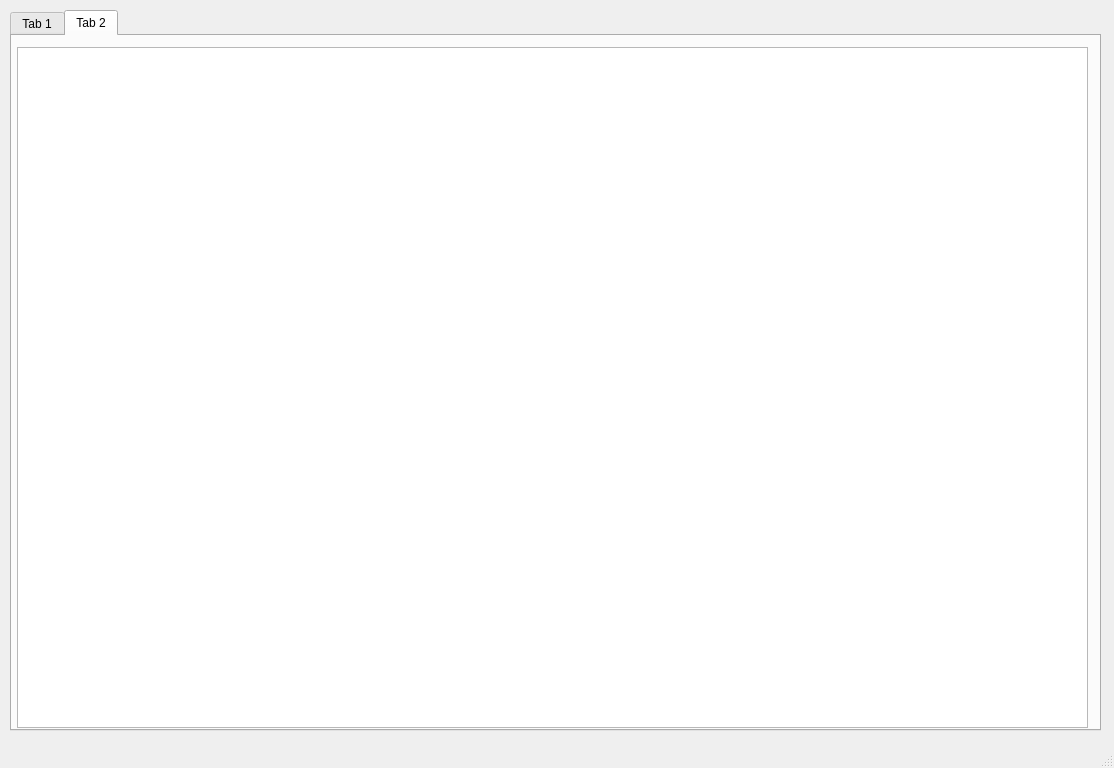
makalo/pyqt5-excel, file UI_lan.ui: the form before one commit.
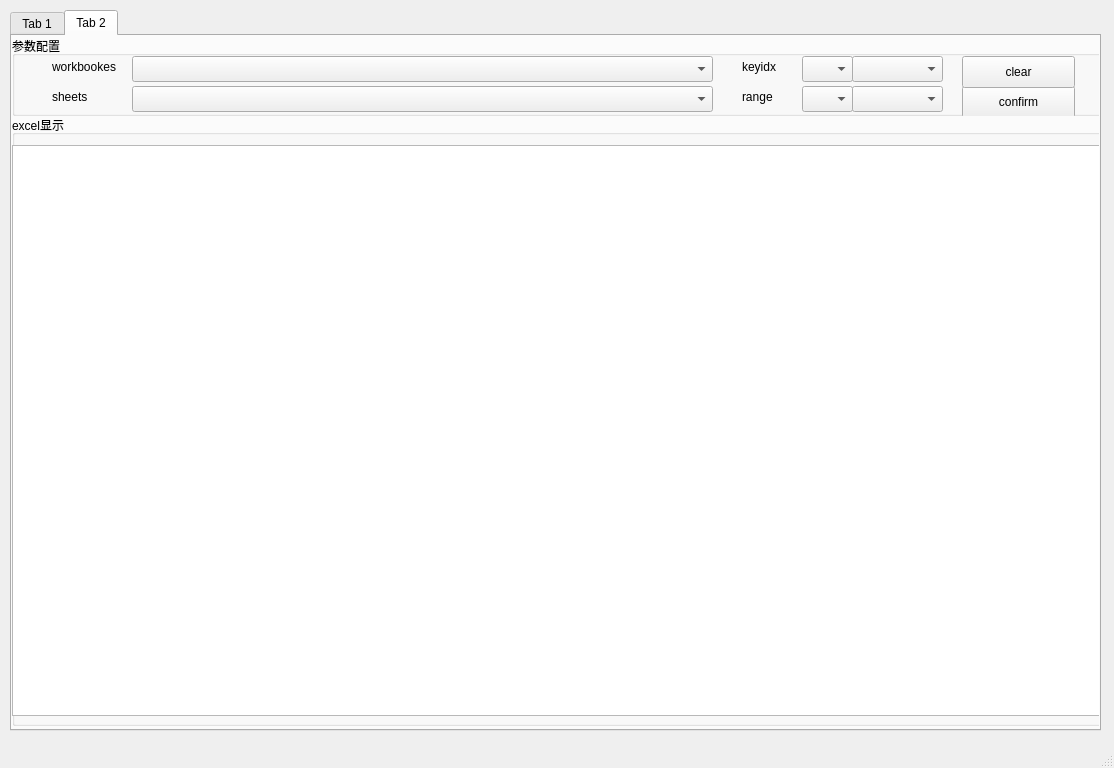
The form after the commit. The open tabs and pages were chosen to show the change.

Patch:
```diff
--- a/UI_lan.ui
+++ b/UI_lan.ui
@@ -272,15 +272,179 @@
      <attribute name="title">
       <string>Tab 2</string>
      </attribute>
-     <widget class="QTableWidget" name="tableWidget">
+     <widget class="QGroupBox" name="groupBox_2">
       <property name="geometry">
        <rect>
-        <x>5</x>
-        <y>11</y>
-        <width>1071</width>
-        <height>681</height>
+        <x>0</x>
+        <y>0</y>
+        <width>1091</width>
+        <height>80</height>
        </rect>
       </property>
+      <property name="title">
+       <string>参数配置</string>
+      </property>
+      <widget class="QPushButton" name="pushButton_confirm_idx">
+       <property name="geometry">
+        <rect>
+         <x>950</x>
+         <y>50</y>
+         <width>113</width>
+         <height>32</height>
+        </rect>
+       </property>
+       <property name="text">
+        <string>confirm</string>
+       </property>
+      </widget>
+      <widget class="QPushButton" name="pushButton_clear_idx">
+       <property name="geometry">
+        <rect>
+         <x>950</x>
+         <y>20</y>
+         <width>113</width>
+         <height>32</height>
+        </rect>
+       </property>
+       <property name="text">
+        <string>clear</string>
+       </property>
+      </widget>
+      <widget class="QLabel" name="label_ws">
+       <property name="geometry">
+        <rect>
+         <x>40</x>
+         <y>50</y>
+         <width>60</width>
+         <height>21</height>
+        </rect>
+       </property>
+       <property name="text">
+        <string>sheets</string>
+       </property>
+      </widget>
+      <widget class="QLabel" name="label_wb">
+       <property name="geometry">
+        <rect>
+         <x>40</x>
+         <y>20</y>
+         <width>81</width>
+         <height>21</height>
+        </rect>
+       </property>
+       <property name="text">
+        <string>workbookes</string>
+       </property>
+      </widget>
+      <widget class="QComboBox" name="comboBox_wb">
+       <property name="geometry">
+        <rect>
+         <x>120</x>
+         <y>20</y>
+         <width>581</width>
+         <height>26</height>
+        </rect>
+       </property>
+      </widget>
+      <widget class="QComboBox" name="comboBox_ws">
+       <property name="geometry">
+        <rect>
+         <x>120</x>
+         <y>50</y>
+         <width>581</width>
+         <height>26</height>
+        </rect>
+       </property>
+      </widget>
+      <widget class="QLabel" name="label_keyidx">
+       <property name="geometry">
+        <rect>
+         <x>730</x>
+         <y>20</y>
+         <width>51</width>
+         <height>21</height>
+        </rect>
+       </property>
+       <property name="text">
+        <string>keyidx</string>
+       </property>
+      </widget>
+      <widget class="QLabel" name="label_range">
+       <property name="geometry">
+        <rect>
+         <x>730</x>
+         <y>50</y>
+         <width>51</width>
+         <height>21</height>
+        </rect>
+       </property>
+       <property name="text">
+        <string>range</string>
+       </property>
+      </widget>
+      <widget class="QComboBox" name="comboBox_x">
+       <property name="geometry">
+        <rect>
+         <x>790</x>
+         <y>20</y>
+         <width>51</width>
+         <height>26</height>
+        </rect>
+       </property>
+      </widget>
+      <widget class="QComboBox" name="comboBox_y">
+       <property name="geometry">
+        <rect>
+         <x>840</x>
+         <y>20</y>
+         <width>91</width>
+         <height>26</height>
+        </rect>
+       </property>
+      </widget>
+      <widget class="QComboBox" name="comboBox_r1">
+       <property name="geometry">
+        <rect>
+         <x>790</x>
+         <y>50</y>
+         <width>51</width>
+         <height>26</height>
+        </rect>
+       </property>
+      </widget>
+      <widget class="QComboBox" name="comboBox_r2">
+       <property name="geometry">
+        <rect>
+         <x>840</x>
+         <y>50</y>
+         <width>91</width>
+         <height>26</height>
+        </rect>
+       </property>
+      </widget>
+     </widget>
+     <widget class="QGroupBox" name="groupBox_5">
+      <property name="geometry">
+       <rect>
+        <x>0</x>
+        <y>79</y>
+        <width>1091</width>
+        <height>611</height>
+       </rect>
+      </property>
+      <property name="title">
+       <string>excel显示</string>
+      </property>
+      <widget class="QTableWidget" name="tableWidget">
+       <property name="geometry">
+        <rect>
+         <x>0</x>
+         <y>30</y>
+         <width>1091</width>
+         <height>571</height>
+        </rect>
+       </property>
+      </widget>
      </widget>
     </widget>
    </widget>
```
Left out of the diff: 2 changed lines with no effect on the pictures.
